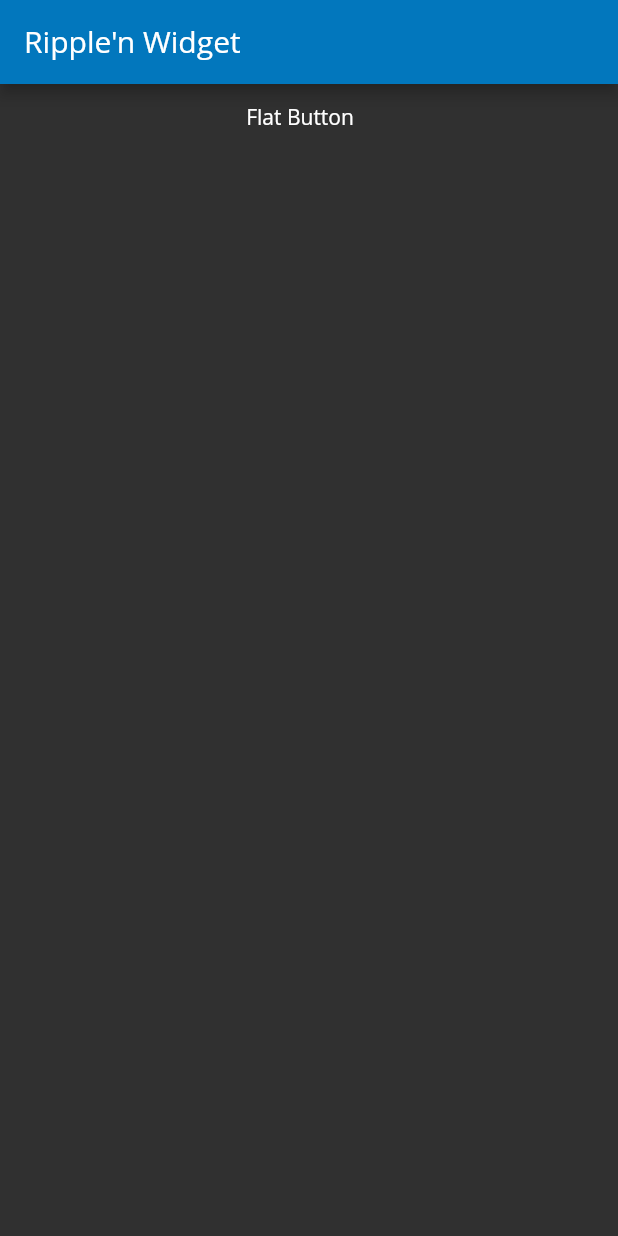
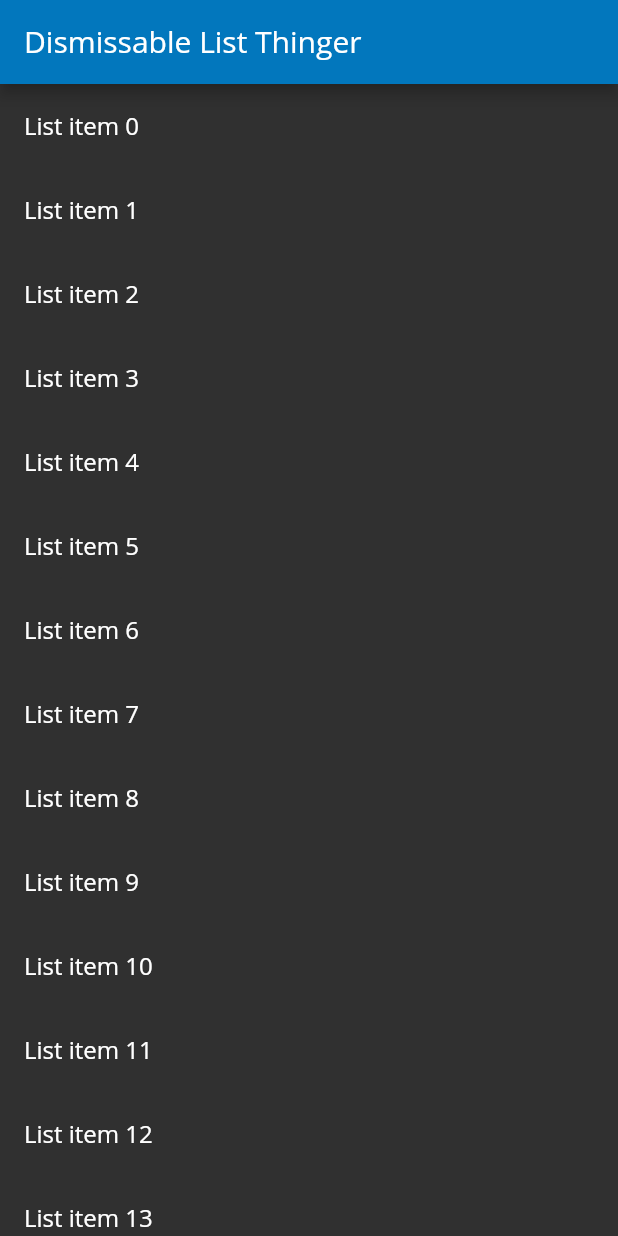
Before and after one commit to alienspaces/flutter-exploration, a Flutter app: the screen it shows after launch, on a phone screen of 412 x 824 dp. Run offline on Flutter 3.47's test engine with Material 2 defaults, Android fonts, the light colour scheme and no system bars; Roboto replaces fonts that are missing (Open Sans).

Commit message:
Add dismissible list item example

```diff
--- /dev/null
+++ b/lib/cookbook_dismissible.dart
@@ -0,0 +1,47 @@
+import 'package:flutter/material.dart';
+
+class HomeWidget extends StatelessWidget {
+  @override
+  Widget build(BuildContext context) {
+    return Scaffold(
+      appBar: AppBar(
+        title: Text('Dismissable List Thinger'),
+      ),
+      body: DismissibleList(),
+    );
+  }
+}
+
+class DismissibleList extends StatefulWidget {
+  DismissibleList({Key key}) : super(key: key);
+
+  @override
+  DismissibleListState createState() {
+    return DismissibleListState();
+  }
+}
+
+class DismissibleListState extends State<DismissibleList> {
+  final items = List<String>.generate(30, (i) => "List item $i");
+  @override
+  Widget build(BuildContext context) {
+    return ListView.builder(itemBuilder: (context, index) {
+      final item = items[index];
+      return Dismissible(
+        key: Key(item),
+        onDismissed: (direction) {
+          setState(() {
+            items.removeAt(index);
+            Scaffold.of(context).showSnackBar(
+              SnackBar(
+                content: Text('$item dismissed'),
+              ),
+            );
+          });
+        },
+        background: Container(color: Colors.red),
+        child: ListTile(title: Text('$item')),
+      );
+    });
+  }
+}
--- a/lib/main.dart
+++ b/lib/main.dart
@@ -12,7 +12,8 @@ import 'package:flutter/material.dart';
 // import 'cookbook_orientation.dart';
 // import 'cookbook_tabs.dart';
 // import 'cookbook_form_validation.dart';
-import 'cookbook_button_ripple.dart';
+// import 'cookbook_button_ripple.dart';
+import 'cookbook_dismissible.dart';
 
 // NOTE: All examples have a HomeWidget class
 void main() {
```
